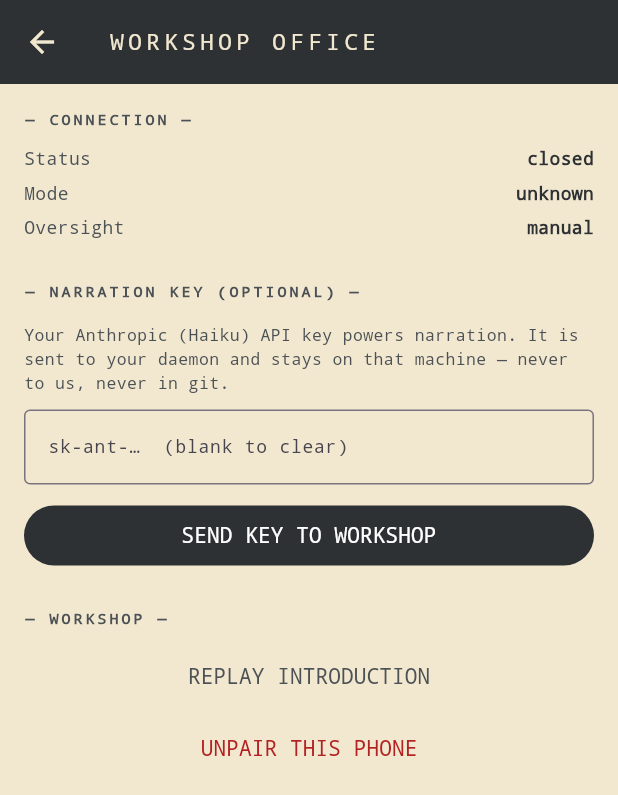
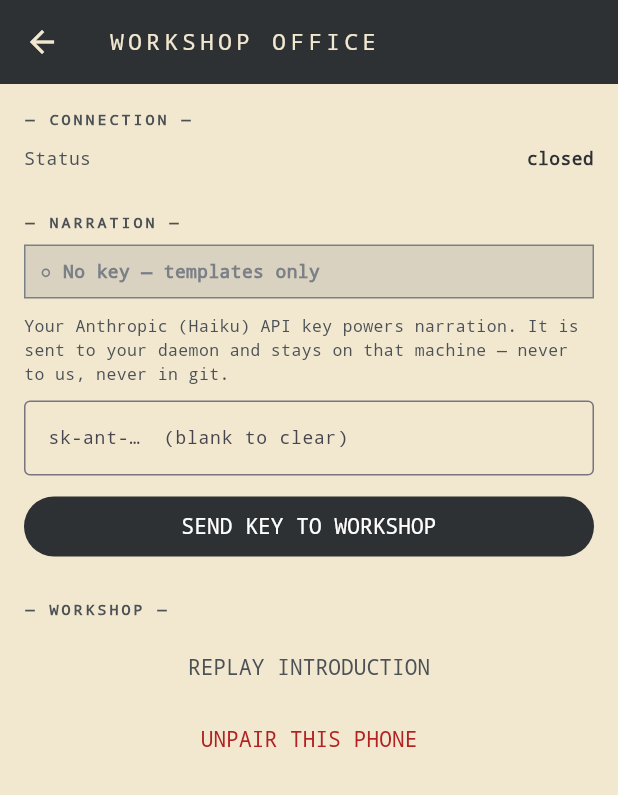
Before and after one commit to appforconDev/werkz, a Flutter app: the HomeScreen screen opened directly, after a tap on "WERKZ", on a phone screen of 412 x 824 dp. Shown: the top 795 px of the screen. Run offline on Flutter 3.47's test engine with Material 3 defaults, Android fonts, the phone set to English and light mode, and no system bars; our stand-ins replace audioplayers, flutter_riverpod, flutter_secure_storage; missing offline and left inert: mobile_scanner; accounts and stored records are empty.

Commit message:
feat(app+daemon): pre-pairing onboarding, iPhone UI fixes, work-order dispatch
Task 11. (A) Onboarding screen before the camera: what Werkz is + numbered
steps (copyable npx werkz), camera opens only on tap. (B) Safe-area fix so room
chips clear the status bar; inline key-save feedback (no covering sheet);
settings overflow fixed via a full-width narration status block; Mode row hidden
until known. Status block shows NARRATION ACTIVE with key suffix (daemon reports
last4, never the whole key). (C) Work-order dispatch: FILE WORK ORDER FAB to a
Form 17-B sheet; daemon POST /work-order spawns one headless claude -p job in
the project root whose PreToolUse flows through the same decision pipeline;
job.completed with a game-safe summary; cap 1 concurrent. 85 daemon + 15 app
tests; work-order e2e verified against a live daemon.

Co-Authored-By: Claude Fable 5 <noreply@anthropic.com>

```diff
--- a/app/lib/main.dart
+++ b/app/lib/main.dart
@@ -2,7 +2,7 @@ import 'package:flutter/material.dart';
 import 'package:flutter/services.dart';
 import 'package:flutter_riverpod/flutter_riverpod.dart';
 import 'src/state/providers.dart';
-import 'src/ui/pairing_screen.dart';
+import 'src/ui/onboard_screen.dart';
 import 'src/ui/home_screen.dart';
 import 'src/ui/first_run_screen.dart';
 import 'src/ui/theme.dart';
@@ -39,7 +39,8 @@ class _Root extends ConsumerWidget {
       loading: () => const Scaffold(body: Center(child: CircularProgressIndicator())),
       error: (e, _) => Scaffold(body: Center(child: Text('$e'))),
       data: (stored) {
-        if (stored == null) return const PairingScreen();
+        // Unpaired → pre-pairing onboarding (camera opens only on tap).
+        if (stored == null) return const OnboardScreen();
         // First-run tour after the first successful pairing (once, skippable).
         final seen = ref.watch(firstRunSeenProvider).asData?.value ?? true;
         return seen ? const HomeScreen() : const FirstRunScreen();
--- a/app/lib/src/ui/home_screen.dart
+++ b/app/lib/src/ui/home_screen.dart
@@ -7,6 +7,7 @@ import '../state/narration.dart';
 import 'theme.dart';
 import 'log_screen.dart';
 import 'settings_screen.dart';
+import 'work_order_sheet.dart';
 import 'widgets/requisition_overlay.dart';
 import 'widgets/stacked_workshop.dart';
 
@@ -22,6 +23,18 @@ class HomeScreen extends ConsumerWidget {
     final top = ws.topDecision;
 
     return Scaffold(
+      // Initiate-loop: file a work order (GDD daily loop "set the day's mission").
+      // Hidden while a requisition is on screen so it doesn't fight the overlay.
+      floatingActionButton: top == null
+          ? FloatingActionButton.extended(
+              backgroundColor: Werkz.machine,
+              foregroundColor: Werkz.cream,
+              icon: const Icon(Icons.assignment, size: 18),
+              label: const Text('FILE WORK ORDER',
+                  style: TextStyle(fontFamily: Werkz.mono, fontSize: 11, letterSpacing: 1)),
+              onPressed: () => showWorkOrderSheet(context),
+            )
+          : null,
       body: Stack(
         fit: StackFit.expand,
         children: [
--- a/app/lib/src/ui/settings_screen.dart
+++ b/app/lib/src/ui/settings_screen.dart
@@ -70,22 +70,14 @@ class _SettingsScreenState extends ConsumerState<SettingsScreen> {
           _section('CONNECTION'),
           _row('Status', conn),
           if (pairing != null) _row('Workshop at', '${pairing.payload.host}:${pairing.payload.port}'),
-          _row('Mode', ws.permissionMode ?? 'unknown'),
-          _row('Oversight', ws.autopilot ? 'AUTOPILOT (bypassed)' : 'manual'),
+          // Hide the mode row until the daemon actually knows it (first tool call).
+          if (ws.permissionMode != null) _row('Mode', ws.permissionMode!),
+          if (ws.permissionMode != null) _row('Oversight', ws.autopilot ? 'AUTOPILOT (bypassed)' : 'manual'),
           const SizedBox(height: 24),
 
-          Row(children: [
-            _section('NARRATION KEY (OPTIONAL)'),
-            const Spacer(),
-            if (ws.narrationActive)
-              Container(
-                padding: const EdgeInsets.symmetric(horizontal: 8, vertical: 3),
-                decoration: BoxDecoration(border: Border.all(color: Werkz.approvalGreen)),
-                child: const Text('● NARRATION ACTIVE',
-                    style: TextStyle(fontFamily: Werkz.mono, fontSize: 9, color: Werkz.approvalGreen, fontWeight: FontWeight.bold)),
-              ),
-          ]),
-          const SizedBox(height: 6),
+          _section('NARRATION'),
+          _NarrationStatusBlock(active: ws.narrationActive, last4: ws.narrationLast4),
+          const SizedBox(height: 10),
           const Text(
             'Your Anthropic (Haiku) API key powers narration. It is sent to your '
             'daemon and stays on that machine — never to us, never in git.',
@@ -98,6 +90,12 @@ class _SettingsScreenState extends ConsumerState<SettingsScreen> {
             style: const TextStyle(fontFamily: Werkz.mono, fontSize: 12),
             decoration: const InputDecoration(border: OutlineInputBorder(), hintText: 'sk-ant-…  (blank to clear)'),
           ),
+          // Inline status UNDER the field — never a covering sheet (B2).
+          if (_msg != null)
+            Padding(
+              padding: const EdgeInsets.only(top: 8),
+              child: Text(_msg!, style: const TextStyle(fontFamily: Werkz.mono, fontSize: 11, color: Werkz.approvalGreen)),
+            ),
           const SizedBox(height: 10),
           FilledButton(
             onPressed: _busy ? null : _saveKey,
@@ -105,11 +103,6 @@ class _SettingsScreenState extends ConsumerState<SettingsScreen> {
                 ? const SizedBox(height: 16, width: 16, child: CircularProgressIndicator(strokeWidth: 2))
                 : const Text('SEND KEY TO WORKSHOP'),
           ),
-          if (_msg != null)
-            Padding(
-              padding: const EdgeInsets.only(top: 8),
-              child: Text(_msg!, style: const TextStyle(fontFamily: Werkz.mono, fontSize: 11, color: Werkz.approvalGreen)),
-            ),
           const SizedBox(height: 24),
 
           _section('WORKSHOP'),
@@ -144,8 +137,34 @@ class _SettingsScreenState extends ConsumerState<SettingsScreen> {
           mainAxisAlignment: MainAxisAlignment.spaceBetween,
           children: [
             Text(k, style: const TextStyle(fontFamily: Werkz.mono, fontSize: 12, color: Werkz.gunmetal)),
-            Text(v, style: const TextStyle(fontFamily: Werkz.mono, fontSize: 12, color: Werkz.machine, fontWeight: FontWeight.bold)),
+            Flexible(
+              child: Text(v,
+                  textAlign: TextAlign.right,
+                  style: const TextStyle(fontFamily: Werkz.mono, fontSize: 12, color: Werkz.machine, fontWeight: FontWeight.bold)),
+            ),
           ],
         ),
       );
 }
+
+// Clear state block (B4): active with key suffix, or "no key — templates only".
+class _NarrationStatusBlock extends StatelessWidget {
+  final bool active;
+  final String? last4;
+  const _NarrationStatusBlock({required this.active, required this.last4});
+
+  @override
+  Widget build(BuildContext context) {
+    final color = active ? Werkz.approvalGreen : Werkz.steel;
+    final text = active
+        ? '● NARRATION ACTIVE${last4 != null ? ' — key ending …$last4' : ''}'
+        : '○ No key — templates only';
+    return Container(
+      width: double.infinity,
+      padding: const EdgeInsets.symmetric(horizontal: 10, vertical: 8),
+      decoration: BoxDecoration(border: Border.all(color: color), color: Werkz.carbon),
+      child: Text(text,
+          style: TextStyle(fontFamily: Werkz.mono, fontSize: 12, color: color, fontWeight: FontWeight.bold)),
+    );
+  }
+}
--- a/app/lib/src/ui/widgets/stacked_workshop.dart
+++ b/app/lib/src/ui/widgets/stacked_workshop.dart
@@ -20,10 +20,20 @@ class StackedWorkshop extends StatelessWidget {
 
   @override
   Widget build(BuildContext context) {
+    // The building is full-bleed (fills behind the status bar), but the ROOM
+    // LABEL chips must clear the iOS status bar — inset the top room's chip.
+    final topInset = MediaQuery.of(context).padding.top;
     return Column(
       children: [
-        for (final (room, asset, label) in _order)
-          Expanded(child: _RoomPanel(asset: asset, label: label, active: room == activeRoom)),
+        for (var i = 0; i < _order.length; i++)
+          Expanded(
+            child: _RoomPanel(
+              asset: _order[i].$2,
+              label: _order[i].$3,
+              active: _order[i].$1 == activeRoom,
+              chipTopInset: i == 0 ? topInset + 6 : 6,
+            ),
+          ),
       ],
     );
   }
@@ -33,7 +43,8 @@ class _RoomPanel extends StatelessWidget {
   final String asset;
   final String label;
   final bool active;
-  const _RoomPanel({required this.asset, required this.label, required this.active});
+  final double chipTopInset;
+  const _RoomPanel({required this.asset, required this.label, required this.active, required this.chipTopInset});
 
   @override
   Widget build(BuildContext context) {
@@ -51,7 +62,7 @@ class _RoomPanel extends StatelessWidget {
             const IgnorePointer(child: ColoredBox(color: Color(0x22000000))),
           Positioned(
             left: 8,
-            top: 6,
+            top: chipTopInset,
             child: Container(
               padding: const EdgeInsets.symmetric(horizontal: 6, vertical: 2),
               color: (active ? Werkz.approvalGreen : Werkz.machine).withValues(alpha: 0.8),
```
Also changed, not shown: app/lib/src/daemon/daemon_client.dart (+21 -4 lines), app/lib/src/state/providers.dart (+16 -5 lines), app/lib/src/ui/onboard_screen.dart (added, +136 -0 lines), app/lib/src/ui/work_order_sheet.dart (added, +115 -0 lines), 10 other files.
